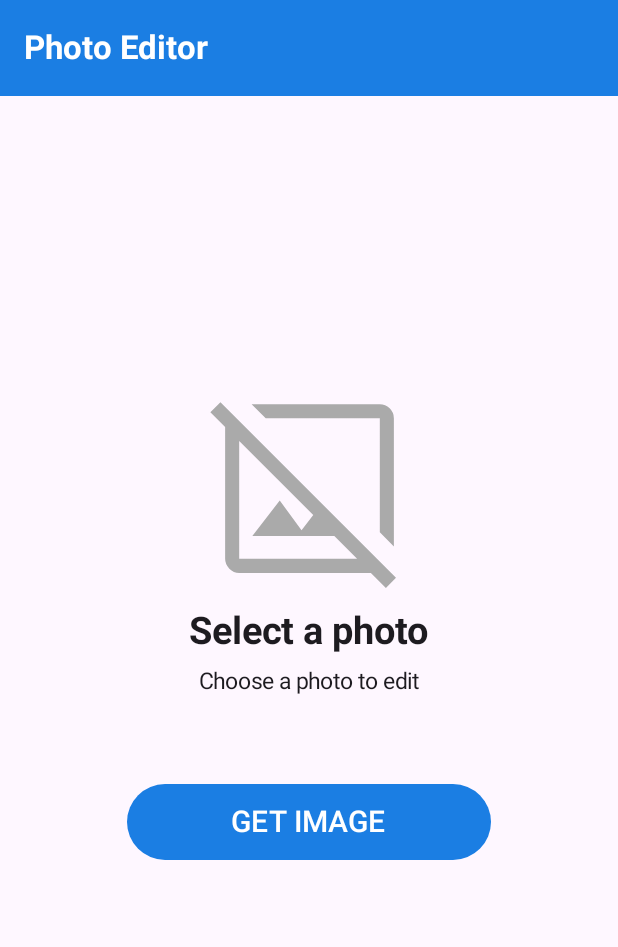
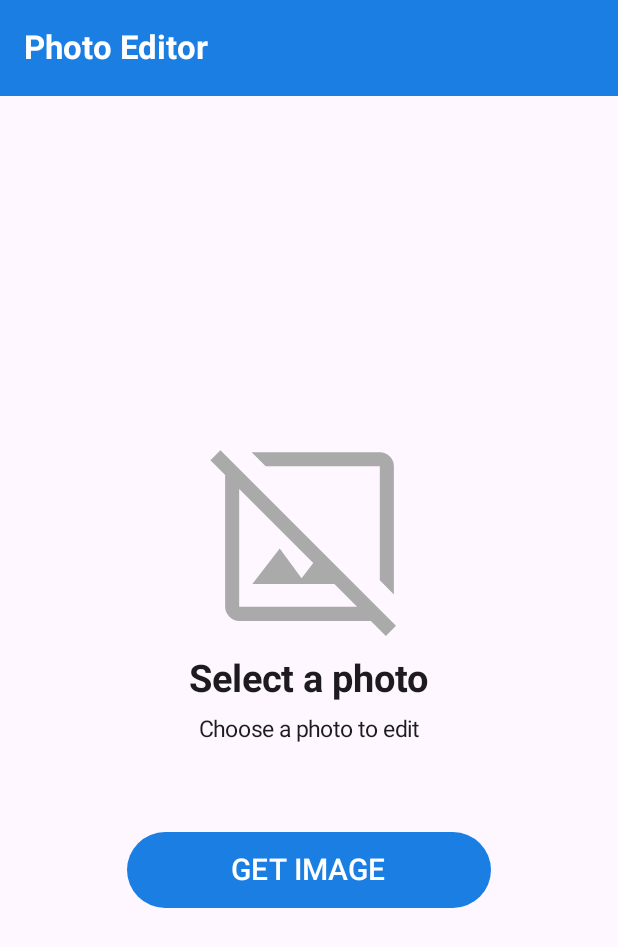
Before and after one commit to meeten/BMViewerApp, an Android app built with Jetpack Compose: the screen it shows after launch (MainActivity), on a phone screen of 412 x 824 dp. Shown: the top 947 px of the screen. Run offline under Robolectric (Android 15) with nearby library versions, the phone set to English and light mode, and no system bars.

Commit message:
refactor: Move Scaffold from MainScreen to individual screens

```diff
--- a/app/src/main/java/com/example/bmviewerapp/presentation/image/ImageReceivingScreen.kt
+++ b/app/src/main/java/com/example/bmviewerapp/presentation/image/ImageReceivingScreen.kt
@@ -12,7 +12,11 @@ import androidx.compose.foundation.layout.height
 import androidx.compose.foundation.layout.padding
 import androidx.compose.material3.Button
 import androidx.compose.material3.ButtonDefaults
+import androidx.compose.material3.ExperimentalMaterial3Api
+import androidx.compose.material3.Scaffold
 import androidx.compose.material3.Text
+import androidx.compose.material3.TopAppBar
+import androidx.compose.material3.TopAppBarDefaults
 import androidx.compose.runtime.Composable
 import androidx.compose.runtime.getValue
 import androidx.compose.runtime.mutableStateOf
@@ -20,6 +24,7 @@ import androidx.compose.runtime.remember
 import androidx.compose.runtime.setValue
 import androidx.compose.ui.Alignment
 import androidx.compose.ui.Modifier
+import androidx.compose.ui.graphics.Color
 import androidx.compose.ui.res.painterResource
 import androidx.compose.ui.text.font.FontWeight
 import androidx.compose.ui.unit.dp
@@ -27,8 +32,9 @@ import androidx.compose.ui.unit.sp
 import com.example.bmviewerapp.R
 import com.example.bmviewerapp.ui.theme.LightBlue
 
+@OptIn(ExperimentalMaterial3Api::class)
 @Composable
-fun ImageReceivingScreen(modifier: Modifier, onClickGetImageButton: (Uri) -> Unit) {
+fun ImageReceivingScreen(onClickGetImageButton: (Uri) -> Unit) {
     var imageUri by remember { mutableStateOf(Uri.EMPTY) }
 
     if (imageUri != Uri.EMPTY) {
@@ -39,8 +45,24 @@ fun ImageReceivingScreen(modifier: Modifier, onClickGetImageButton: (Uri) -> Uni
         contract = ActivityResultContracts.GetContent(),
         onResult = { imageUri = it })
 
+    Scaffold(
+        topBar = {
+            TopAppBar(
+                title = {
+                    Text(
+                        text = "Photo Editor",
+                        color = Color.White,
+                        fontWeight = FontWeight.Bold
+                    )
+                },
+                colors = TopAppBarDefaults.topAppBarColors(containerColor = LightBlue)
+            )
+        }
+    ) {
         Column(
-        modifier = Modifier.fillMaxSize(),
+            modifier = Modifier
+                .fillMaxSize()
+                .padding(it),
             verticalArrangement = Arrangement.Center,
             horizontalAlignment = Alignment.CenterHorizontally
         ) {
@@ -81,3 +103,4 @@ fun ImageReceivingScreen(modifier: Modifier, onClickGetImageButton: (Uri) -> Uni
             }
         }
     }
+}
--- a/app/src/main/java/com/example/bmviewerapp/presentation/main/MainScreen.kt
+++ b/app/src/main/java/com/example/bmviewerapp/presentation/main/MainScreen.kt
@@ -1,50 +1,26 @@
 package com.example.bmviewerapp.presentation.main
 
-import android.util.Log
-import androidx.compose.foundation.layout.padding
-import androidx.compose.material3.ExperimentalMaterial3Api
-import androidx.compose.material3.Scaffold
-import androidx.compose.material3.Text
-import androidx.compose.material3.TopAppBar
-import androidx.compose.material3.TopAppBarDefaults
 import androidx.compose.runtime.Composable
-import androidx.compose.ui.Modifier
-import androidx.compose.ui.graphics.Color
-import androidx.compose.ui.text.font.FontWeight
 import com.example.bmviewerapp.navigation.AppNavGraph
 import com.example.bmviewerapp.navigation.rememberNavigationState
 import com.example.bmviewerapp.presentation.image.ImageEditorScreen
 import com.example.bmviewerapp.presentation.image.ImageReceivingScreen
-import com.example.bmviewerapp.ui.theme.LightBlue
 
-@OptIn(ExperimentalMaterial3Api::class)
 @Composable
 fun MainScreen() {
     val navigationState = rememberNavigationState()
 
-    Scaffold(
-        topBar = {
-            TopAppBar(
-                title = {
-                    Text(
-                        text = "Photo Editor",
-                        color = Color.White,
-                        fontWeight = FontWeight.Bold
-                    )
-                },
-                colors = TopAppBarDefaults.topAppBarColors(containerColor = LightBlue)
-            )
-        }) {
     AppNavGraph(
         navHostController = navigationState.navHostController,
         imageReceivingScreenContent = {
-                ImageReceivingScreen(modifier = Modifier.padding(it)) { imageUri ->
+            ImageReceivingScreen { imageUri ->
                 navigationState.navigateToImageEditScreen(imageUri)
             }
         },
         imageEditorScreenContent = { imageUri ->
-                ImageEditorScreen(imageUri)
+            ImageEditorScreen(imageUri) {
+                navigationState.navHostController.popBackStack()
+            }
         }
     )
 }
-}
```
Lines whose indentation alone changed are shown as unchanged.
